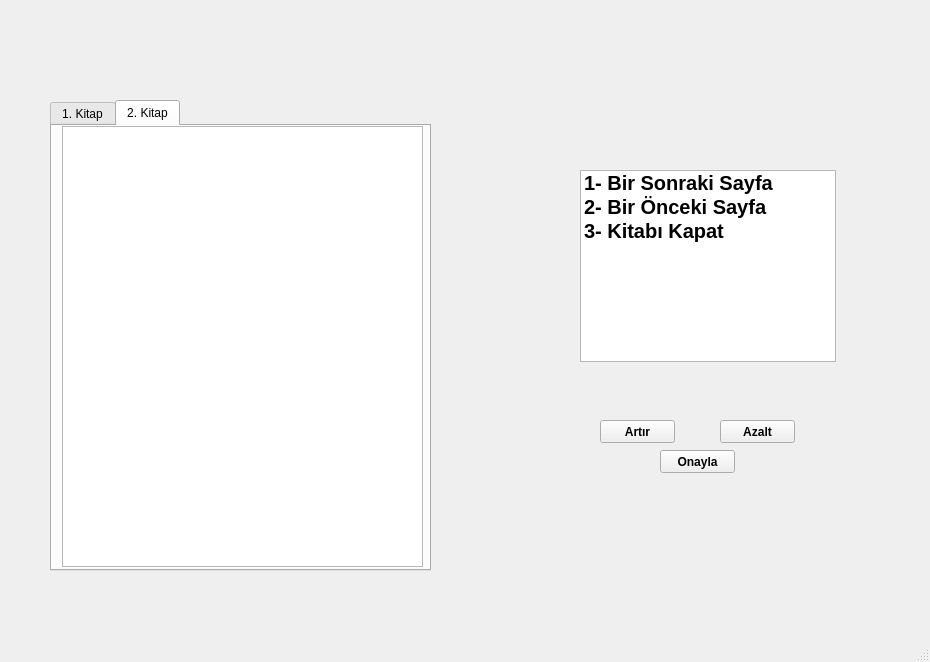
Qt form Interface/books.ui (ozkandgn/IotOperationsWithEyes) before a commit.
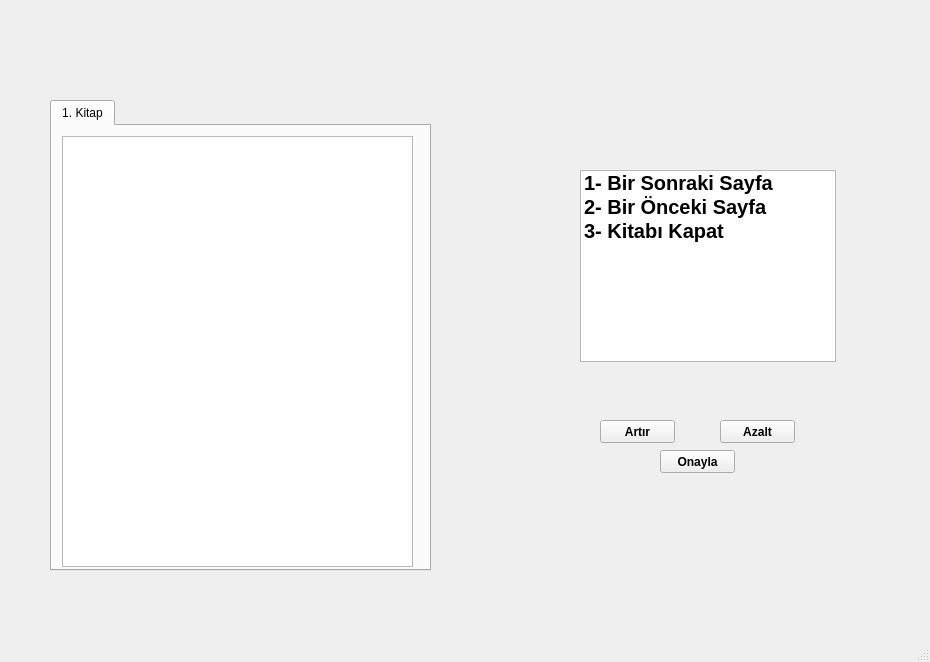
The same form after that commit. The open tabs and pages were chosen to show the change.

Commit message: Book page bug fixed

Diff of the .ui file:
```diff
--- a/Interface/books.ui
+++ b/Interface/books.ui
@@ -48,28 +48,6 @@
       </property>
      </widget>
     </widget>
-    <widget class="QWidget" name="Sayfa2">
-     <attribute name="title">
-      <string>2. Kitap</string>
-     </attribute>
-     <widget class="QTextEdit" name="textEdit_2">
-      <property name="geometry">
-       <rect>
-        <x>10</x>
-        <y>0</y>
-        <width>361</width>
-        <height>441</height>
-       </rect>
-      </property>
-      <property name="html">
-       <string>&lt;!DOCTYPE HTML PUBLIC &quot;-//W3C//DTD HTML 4.0//EN&quot; &quot;http://www.w3.org/TR/REC-html40/strict.dtd&quot;&gt;
-&lt;html&gt;&lt;head&gt;&lt;meta name=&quot;qrichtext&quot; content=&quot;1&quot; /&gt;&lt;style type=&quot;text/css&quot;&gt;
-p, li { white-space: pre-wrap; }
-&lt;/style&gt;&lt;/head&gt;&lt;body style=&quot; font-family:'MS Shell Dlg 2'; font-size:8.25pt; font-weight:400; font-style:normal;&quot;&gt;
-&lt;p style=&quot;-qt-paragraph-type:empty; margin-top:0px; margin-bottom:0px; margin-left:0px; margin-right:0px; -qt-block-indent:0; text-indent:0px;&quot;&gt;&lt;br /&gt;&lt;/p&gt;&lt;/body&gt;&lt;/html&gt;</string>
-      </property>
-     </widget>
-    </widget>
    </widget>
    <widget class="QListWidget" name="bookListWidget">
     <property name="geometry">
```
The commit also changes 2 other files.
